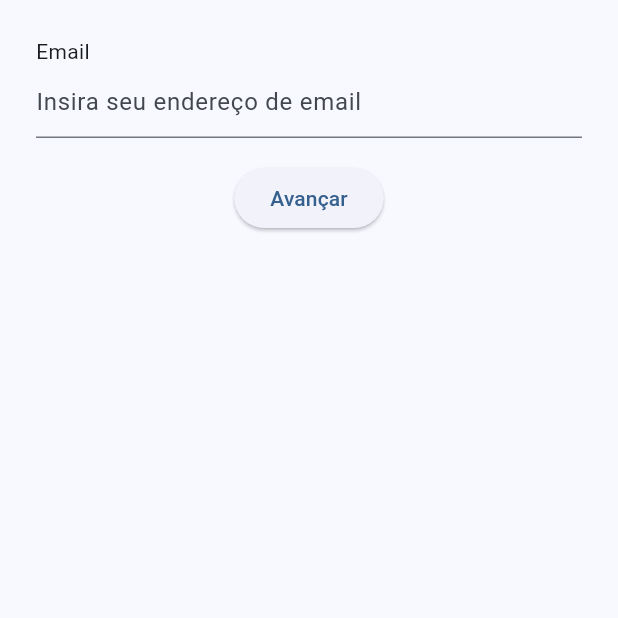
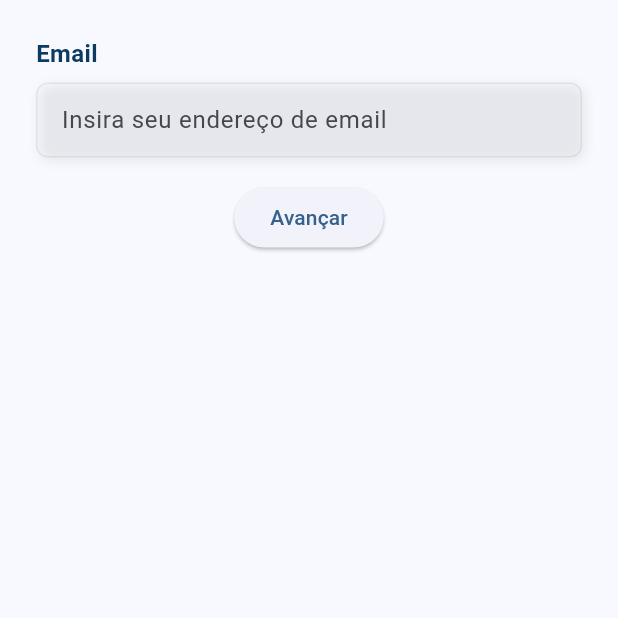
Before and after one commit to otaviohenrique1/voll_med, a Flutter app: the screen it shows after launch, on a phone screen of 412 x 824 dp, the top half of it. Run offline on Flutter 3.47's test engine with Material 2 defaults, Android fonts, the phone set to English and light mode, and no system bars.

Commit message:
commit 4

```diff
--- a/lib/pages/login.dart
+++ b/lib/pages/login.dart
@@ -45,15 +45,41 @@ class _LoginState extends State<Login> {
                           alignment: Alignment.centerLeft,
                           child: Text(
                             "Email",
+                            style: TextStyle(
+                              color: Color.fromRGBO(11, 59, 96, 1),
+                              fontWeight: FontWeight.bold,
+                              fontSize: 16,
+                            ),
                           ),
                         ),
-                        TextFormField(
-                          controller: _emailController,
-                          decoration: const InputDecoration(
-                            hintText: "Insira seu endereço de email",
-                            hintStyle: TextStyle(fontSize: 16),
+                        const SizedBox(height: 8),
+                        Container(
+                          padding: const EdgeInsets.symmetric(horizontal: 16),
+                          decoration: BoxDecoration(
+                            boxShadow: [
+                              BoxShadow(
+                                color: Colors.grey.withOpacity(0.2),
+                                // color: Color.fromRGBO(248, 248, 248, 1),
+                                spreadRadius: 0,
+                                blurRadius: 6,
+                                offset: const Offset(2, 2),
+                              ),
+                            ],
+                            border: Border.all(
+                              width: 1,
+                              color: Colors.grey.withOpacity(0.2),
+                            ),
+                            borderRadius: BorderRadius.circular(8),
                           ),
-                          style: const TextStyle(fontSize: 16),
+                          child: TextFormField(
+                            controller: _emailController,
+                            decoration: const InputDecoration(
+                              hintText: "Insira seu endereço de email",
+                              hintStyle: TextStyle(fontSize: 16),
+                              border: InputBorder.none,
+                            ),
+                            style: const TextStyle(fontSize: 16),
+                          ),
                         ),
                       ],
                     ),
```
